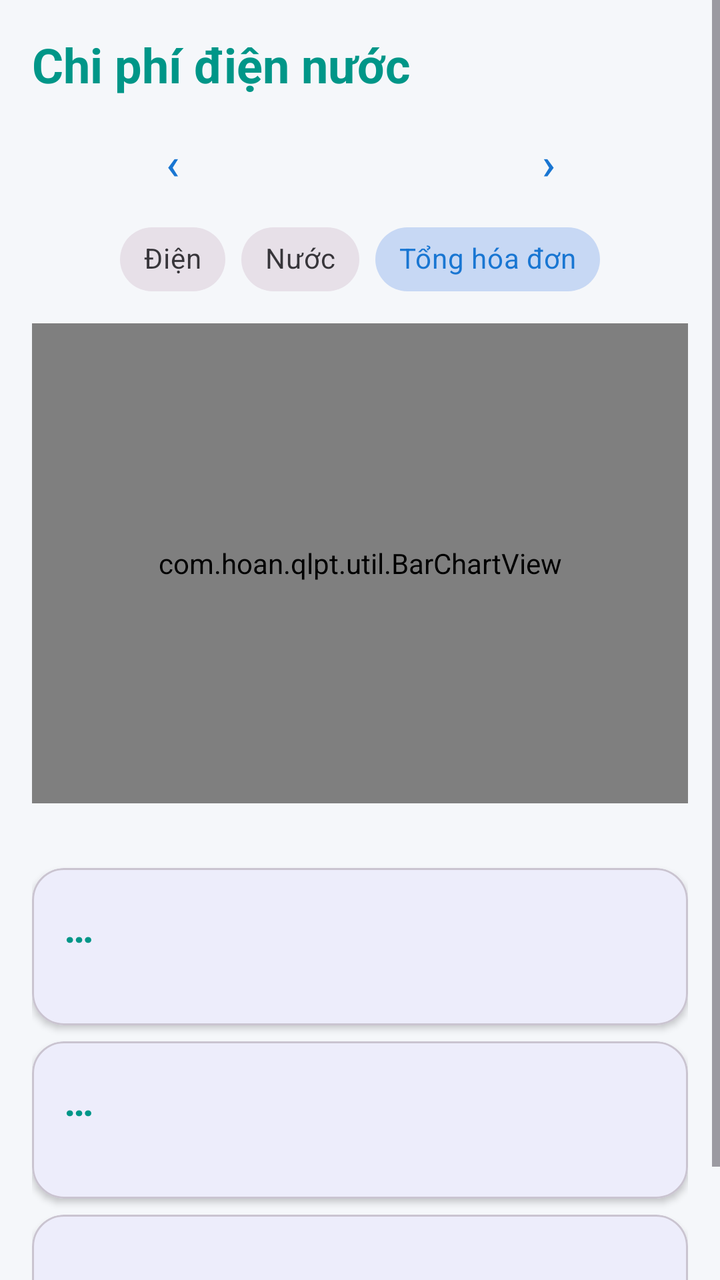
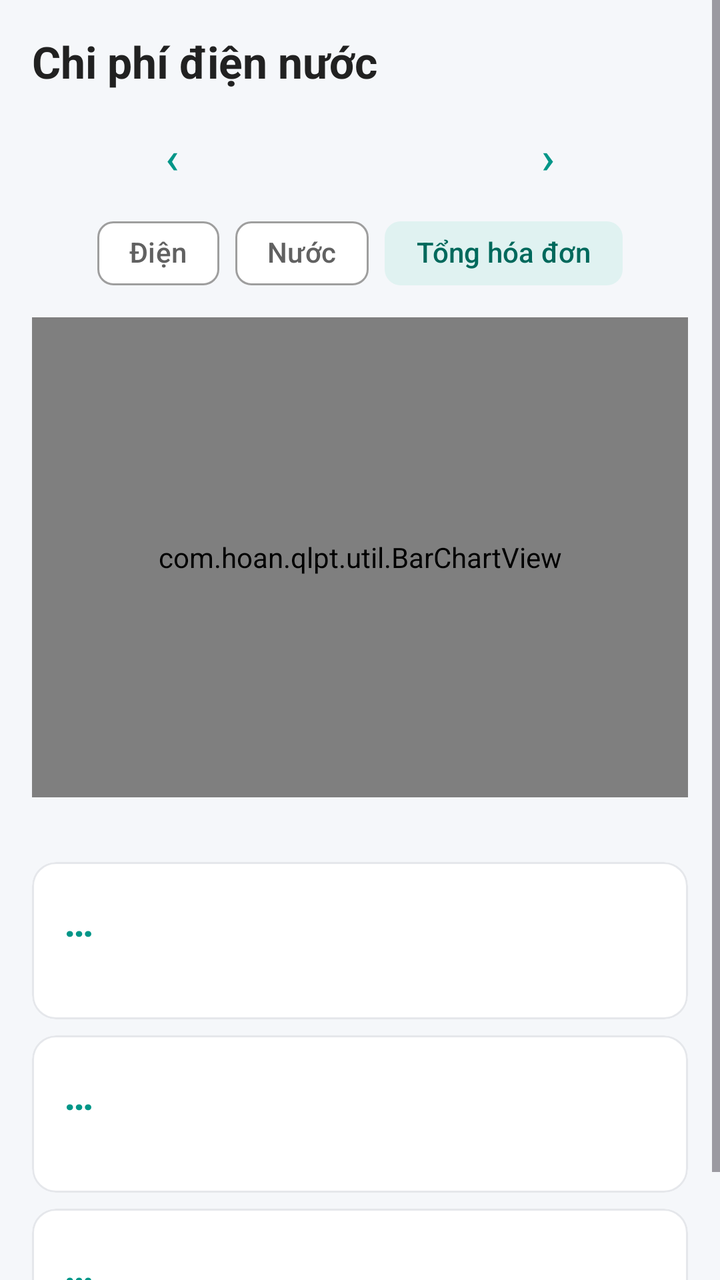

Compare the two renders of this Android layout. The source of the first and the diff that turns it into the second are given below.
<!-- AndroidManifest.xml: application theme Theme.QLPT -->
<!-- res/layout/activity_stats.xml -->
<?xml version="1.0" encoding="utf-8"?>
<ScrollView xmlns:android="http://schemas.android.com/apk/res/android"
    xmlns:app="http://schemas.android.com/apk/res-auto"
    android:layout_width="match_parent"
    android:layout_height="match_parent"
    android:background="#F5F7FA">

    <LinearLayout
        android:id="@+id/rootStats"
        android:layout_width="match_parent"
        android:layout_height="wrap_content"
        android:orientation="vertical"
        android:padding="16dp">

        <TextView
            android:layout_width="wrap_content"
            android:layout_height="wrap_content"
            android:text="Chi phí điện nước"
            android:textColor="#009688"
            android:textSize="24sp"
            android:textStyle="bold" />

        <LinearLayout
            android:layout_width="match_parent"
            android:layout_height="wrap_content"
            android:layout_marginTop="8dp"
            android:gravity="center"
            android:orientation="horizontal">

            <Button
                android:id="@+id/btnPrevYear"
                style="@style/Widget.MaterialComponents.Button.TextButton"
                android:layout_width="wrap_content"
                android:layout_height="wrap_content"
                android:text="‹"
                android:textSize="22sp" />

            <TextView
                android:id="@+id/tvYear"
                android:layout_width="100dp"
                android:layout_height="wrap_content"
                android:gravity="center"
                android:textSize="18sp"
                android:textStyle="bold" />

            <Button
                android:id="@+id/btnNextYear"
                style="@style/Widget.MaterialComponents.Button.TextButton"
                android:layout_width="wrap_content"
                android:layout_height="wrap_content"
                android:text="›"
                android:textSize="22sp" />
        </LinearLayout>

        <com.google.android.material.chip.ChipGroup
            android:id="@+id/chipGroupMode"
            android:layout_width="wrap_content"
            android:layout_height="wrap_content"
            android:layout_gravity="center_horizontal"
            app:selectionRequired="true"
            app:singleSelection="true">

            <com.google.android.material.chip.Chip
                android:id="@+id/chipElec"
                style="@style/Widget.MaterialComponents.Chip.Choice"
                android:layout_width="wrap_content"
                android:layout_height="wrap_content"
                android:text="Điện" />

            <com.google.android.material.chip.Chip
                android:id="@+id/chipWater"
                style="@style/Widget.MaterialComponents.Chip.Choice"
                android:layout_width="wrap_content"
                android:layout_height="wrap_content"
                android:text="Nước" />

            <com.google.android.material.chip.Chip
                android:id="@+id/chipTotal"
                style="@style/Widget.MaterialComponents.Chip.Choice"
                android:layout_width="wrap_content"
                android:layout_height="wrap_content"
                android:checked="true"
                android:text="Tổng hóa đơn" />
        </com.google.android.material.chip.ChipGroup>

        <com.hoan.qlpt.util.BarChartView
            android:id="@+id/chart"
            android:layout_width="match_parent"
            android:layout_height="240dp"
            android:layout_marginTop="8dp"
            android:background="#FFFFFF" />

        <TextView
            android:id="@+id/tvNote"
            android:layout_width="match_parent"
            android:layout_height="wrap_content"
            android:layout_marginTop="4dp"
            android:textColor="#666666"
            android:textSize="12sp" />

        <include
            android:id="@+id/stAvg"
            layout="@layout/item_stat"
            android:layout_width="match_parent"
            android:layout_height="wrap_content"
            android:layout_marginTop="12dp" />

        <include
            android:id="@+id/stMax"
            layout="@layout/item_stat"
            android:layout_width="match_parent"
            android:layout_height="wrap_content"
            android:layout_marginTop="8dp" />

        <include
            android:id="@+id/stMin"
            layout="@layout/item_stat"
            android:layout_width="match_parent"
            android:layout_height="wrap_content"
            android:layout_marginTop="8dp" />
    </LinearLayout>
</ScrollView>
<!-- res/layout/item_stat.xml (included above) -->
<?xml version="1.0" encoding="utf-8"?>
<com.google.android.material.card.MaterialCardView xmlns:android="http://schemas.android.com/apk/res/android"
    xmlns:app="http://schemas.android.com/apk/res-auto"
    android:layout_width="match_parent"
    android:layout_height="wrap_content"
    app:cardCornerRadius="16dp"
    app:cardElevation="2dp">

    <LinearLayout
        android:layout_width="match_parent"
        android:layout_height="wrap_content"
        android:orientation="vertical"
        android:padding="16dp">

        <TextView
            android:id="@+id/tvValue"
            android:layout_width="wrap_content"
            android:layout_height="wrap_content"
            android:text="…"
            android:textColor="#009688"
            android:textSize="20sp"
            android:textStyle="bold" />

        <TextView
            android:id="@+id/tvLabel"
            android:layout_width="wrap_content"
            android:layout_height="wrap_content"
            android:layout_marginTop="2dp"
            android:textColor="#666666"
            android:textSize="13sp" />
    </LinearLayout>
</com.google.android.material.card.MaterialCardView>
<!-- resources referenced by this layout -->
<resources>
  <style name="Base.Theme.QLPT" parent="Theme.Material3.DayNight.NoActionBar">
          <item name="colorPrimary">@color/colorPrimary</item>
          <item name="colorPrimaryDark">@color/colorPrimaryDark</item>
          <item name="colorAccent">@color/colorAccent</item>
          <item name="android:statusBarColor">@color/colorPrimaryDark</item>
          <item name="textInputStyle">@style/App.TextInput</item>
      </style>
  <color name="colorPrimary">#1976D2</color>
  <color name="colorPrimaryDark">#1565C0</color>
  <color name="colorAccent">#FF6F00</color>
  <style name="App.TextInput" parent="Widget.Material3.TextInputLayout.OutlinedBox">
          <item name="boxCornerRadiusTopStart">12dp</item>
          <item name="boxCornerRadiusTopEnd">12dp</item>
          <item name="boxCornerRadiusBottomStart">12dp</item>
          <item name="boxCornerRadiusBottomEnd">12dp</item>
      </style>
  <!-- unchanged entries left out for length: 1 -->
</resources>

<!-- the commit's change to res/layout/activity_stats.xml (unified diff, before → after) -->
@@ -1,9 +1,11 @@
 <?xml version="1.0" encoding="utf-8"?>
-<ScrollView xmlns:android="http://schemas.android.com/apk/res/android"
+<ScrollView
+    xmlns:android="http://schemas.android.com/apk/res/android"
     xmlns:app="http://schemas.android.com/apk/res-auto"
     android:layout_width="match_parent"
     android:layout_height="match_parent"
-    android:background="#F5F7FA">
+    android:background="@color/qlpt_background"
+    android:fitsSystemWindows="true">
 
     <LinearLayout
         android:id="@+id/rootStats"
@@ -16,9 +18,7 @@
             android:layout_width="wrap_content"
             android:layout_height="wrap_content"
             android:text="Chi phí điện nước"
-            android:textColor="#009688"
-            android:textSize="24sp"
-            android:textStyle="bold" />
+            android:textAppearance="@style/TextAppearance.QLPT.ScreenTitle" />
 
         <LinearLayout
             android:layout_width="match_parent"
@@ -29,7 +29,7 @@
 
             <Button
                 android:id="@+id/btnPrevYear"
-                style="@style/Widget.MaterialComponents.Button.TextButton"
+                style="@style/Widget.QLPT.Button.Text"
                 android:layout_width="wrap_content"
                 android:layout_height="wrap_content"
                 android:text="‹"
@@ -45,7 +45,7 @@
 
             <Button
                 android:id="@+id/btnNextYear"
-                style="@style/Widget.MaterialComponents.Button.TextButton"
+                style="@style/Widget.QLPT.Button.Text"
                 android:layout_width="wrap_content"
                 android:layout_height="wrap_content"
                 android:text="›"
@@ -62,21 +62,21 @@
 
             <com.google.android.material.chip.Chip
                 android:id="@+id/chipElec"
-                style="@style/Widget.MaterialComponents.Chip.Choice"
+                style="@style/Widget.QLPT.Chip.Choice"
                 android:layout_width="wrap_content"
                 android:layout_height="wrap_content"
                 android:text="Điện" />
 
             <com.google.android.material.chip.Chip
                 android:id="@+id/chipWater"
-                style="@style/Widget.MaterialComponents.Chip.Choice"
+                style="@style/Widget.QLPT.Chip.Choice"
                 android:layout_width="wrap_content"
                 android:layout_height="wrap_content"
                 android:text="Nước" />
 
             <com.google.android.material.chip.Chip
                 android:id="@+id/chipTotal"
-                style="@style/Widget.MaterialComponents.Chip.Choice"
+                style="@style/Widget.QLPT.Chip.Choice"
                 android:layout_width="wrap_content"
                 android:layout_height="wrap_content"
                 android:checked="true"
@@ -88,14 +88,14 @@
             android:layout_width="match_parent"
             android:layout_height="240dp"
             android:layout_marginTop="8dp"
-            android:background="#FFFFFF" />
+            android:background="@color/qlpt_surface" />
 
         <TextView
             android:id="@+id/tvNote"
             android:layout_width="match_parent"
             android:layout_height="wrap_content"
             android:layout_marginTop="4dp"
-            android:textColor="#666666"
+            android:textColor="@color/qlpt_text_secondary"
             android:textSize="12sp" />
 
         <include
@@ -122,12 +122,11 @@
 </ScrollView>
 <!-- res/layout/item_stat.xml (included above) -->
 <?xml version="1.0" encoding="utf-8"?>
-<com.google.android.material.card.MaterialCardView xmlns:android="http://schemas.android.com/apk/res/android"
+<com.google.android.material.card.MaterialCardView
+    xmlns:android="http://schemas.android.com/apk/res/android"
     xmlns:app="http://schemas.android.com/apk/res-auto"
     android:layout_width="match_parent"
-    android:layout_height="wrap_content"
-    app:cardCornerRadius="16dp"
-    app:cardElevation="2dp">
+    android:layout_height="wrap_content">
 
     <LinearLayout
         android:layout_width="match_parent"
@@ -140,7 +139,7 @@
             android:layout_width="wrap_content"
             android:layout_height="wrap_content"
             android:text="…"
-            android:textColor="#009688"
+            android:textColor="@color/qlpt_primary"
             android:textSize="20sp"
             android:textStyle="bold" />
 
@@ -149,7 +148,7 @@
             android:layout_width="wrap_content"
             android:layout_height="wrap_content"
             android:layout_marginTop="2dp"
-            android:textColor="#666666"
+            android:textColor="@color/qlpt_text_secondary"
             android:textSize="13sp" />
     </LinearLayout>
 </com.google.android.material.card.MaterialCardView>
<!-- resource entries referenced after the edit -->
@@ -1,21 +1,115 @@
 <!-- resources referenced by this layout -->
 <resources>
-  <style name="Base.Theme.QLPT" parent="Theme.Material3.DayNight.NoActionBar">
+  <color name="qlpt_background">#F5F7FA</color>
+  <color name="qlpt_primary">#009688</color>
+  <color name="qlpt_surface">#FFFFFF</color>
+  <color name="qlpt_text_secondary">#616161</color>
+  <style name="TextAppearance.QLPT.ScreenTitle" parent="TextAppearance.Material3.HeadlineSmall">
+          <item name="android:textSize">22sp</item>
+          <item name="android:textStyle">bold</item>
+          <item name="android:textColor">@color/qlpt_text</item>
+      </style>
+  <style name="Widget.QLPT.Button.Text" parent="Widget.Material3.Button.TextButton">
+          <item name="android:textAllCaps">false</item>
+          <item name="android:letterSpacing">0</item>
+      </style>
+  <style name="Widget.QLPT.Chip.Choice" parent="Widget.Material3.Chip.Filter">
+          <item name="chipCornerRadius">8dp</item>
+          <item name="checkedIconVisible">false</item>
+      </style>
+  <color name="qlpt_text">#212121</color>
+  <style name="Base.Theme.QLPT" parent="Theme.Material3.Light.NoActionBar">
+          
           <item name="colorPrimary">@color/colorPrimary</item>
+          <item name="colorOnPrimary">@color/qlpt_surface</item>
+          <item name="colorPrimaryContainer">@color/qlpt_primary_container</item>
+          <item name="colorOnPrimaryContainer">@color/qlpt_on_primary_container</item>
           <item name="colorPrimaryDark">@color/colorPrimaryDark</item>
           <item name="colorAccent">@color/colorAccent</item>
+  
+          
+          <item name="colorSecondary">@color/qlpt_accent</item>
+          <item name="colorOnSecondary">@color/qlpt_surface</item>
+          <item name="colorSecondaryContainer">@color/qlpt_primary_container</item>
+          <item name="colorOnSecondaryContainer">@color/qlpt_on_primary_container</item>
+  
+          <item name="colorError">@color/qlpt_error</item>
+  
+          
+          <item name="android:colorBackground">@color/qlpt_background</item>
+          <item name="colorSurface">@color/qlpt_surface</item>
+          <item name="colorSurfaceContainer">@color/qlpt_surface</item>
+          <item name="colorOnSurface">@color/qlpt_text</item>
+          <item name="colorOnSurfaceVariant">@color/qlpt_text_secondary</item>
+          <item name="colorOutline">@color/qlpt_text_hint</item>
+          <item name="colorOutlineVariant">@color/qlpt_border</item>
+  
+          
           <item name="android:statusBarColor">@color/colorPrimaryDark</item>
+          <item name="android:windowLightStatusBar">@bool/qlpt_light_status_bar</item>
+  
+          
+          <item name="materialButtonStyle">@style/Widget.QLPT.Button</item>
+          <item name="materialButtonOutlinedStyle">@style/Widget.QLPT.Button.Outlined</item>
+          <item name="materialCardViewStyle">@style/Widget.QLPT.Card</item>
           <item name="textInputStyle">@style/App.TextInput</item>
+          <item name="bottomNavigationStyle">@style/Widget.QLPT.BottomNav</item>
+          <item name="bottomSheetDialogTheme">@style/ThemeOverlay.QLPT.BottomSheetDialog</item>
       </style>
-  <color name="colorPrimary">#1976D2</color>
-  <color name="colorPrimaryDark">#1565C0</color>
-  <color name="colorAccent">#FF6F00</color>
+  <color name="colorPrimary">@color/qlpt_primary</color>
+  <color name="qlpt_primary_container">#E0F2F1</color>
+  <color name="qlpt_on_primary_container">#00695C</color>
+  <color name="colorPrimaryDark">@color/qlpt_primary_dark</color>
+  <color name="colorAccent">@color/qlpt_accent</color>
+  <color name="qlpt_accent">#F57C00</color>
+  <color name="qlpt_error">#E53935</color>
+  <color name="qlpt_text_hint">#9E9E9E</color>
+  <color name="qlpt_border">#E5E7EB</color>
+  <style name="Widget.QLPT.Button" parent="Widget.Material3.Button">
+          <item name="cornerRadius">12dp</item>
+          <item name="android:textAllCaps">false</item>
+          <item name="android:letterSpacing">0</item>
+      </style>
+  <style name="Widget.QLPT.Button.Outlined" parent="Widget.Material3.Button.OutlinedButton">
+          <item name="cornerRadius">12dp</item>
+          <item name="android:textAllCaps">false</item>
+          <item name="android:letterSpacing">0</item>
+          <item name="strokeColor">@color/qlpt_border</item>
+      </style>
+  <style name="Widget.QLPT.Card" parent="Widget.Material3.CardView.Outlined">
+          <item name="cardCornerRadius">12dp</item>
+          <item name="cardElevation">0dp</item>
+          <item name="strokeWidth">1dp</item>
+          <item name="strokeColor">@color/qlpt_border</item>
+          <item name="cardBackgroundColor">@color/qlpt_surface</item>
+      </style>
   <style name="App.TextInput" parent="Widget.Material3.TextInputLayout.OutlinedBox">
+          
+          <item name="boxBackgroundColor">@color/qlpt_surface</item>
           <item name="boxCornerRadiusTopStart">12dp</item>
           <item name="boxCornerRadiusTopEnd">12dp</item>
           <item name="boxCornerRadiusBottomStart">12dp</item>
           <item name="boxCornerRadiusBottomEnd">12dp</item>
       </style>
+  <style name="Widget.QLPT.BottomNav" parent="Widget.Material3.BottomNavigationView">
+          <item name="backgroundTint">@color/qlpt_surface</item>
+          <item name="elevation">8dp</item>
+      </style>
+  <style name="ThemeOverlay.QLPT.BottomSheetDialog" parent="ThemeOverlay.Material3.BottomSheetDialog">
+          <item name="bottomSheetStyle">@style/Widget.QLPT.BottomSheet</item>
+      </style>
+  <color name="qlpt_primary_dark">#00796B</color>
+  <style name="Widget.QLPT.BottomSheet" parent="Widget.Material3.BottomSheet.Modal">
+          <item name="backgroundTint">@color/qlpt_surface</item>
+          <item name="shapeAppearance">@style/ShapeAppearance.QLPT.BottomSheet</item>
+      </style>
+  <style name="ShapeAppearance.QLPT.BottomSheet" parent="">
+          <item name="cornerFamily">rounded</item>
+          <item name="cornerSizeTopLeft">24dp</item>
+          <item name="cornerSizeTopRight">24dp</item>
+          <item name="cornerSizeBottomLeft">0dp</item>
+          <item name="cornerSizeBottomRight">0dp</item>
+      </style>
   <!-- unchanged entries left out for length: 1 -->
 </resources>
 
